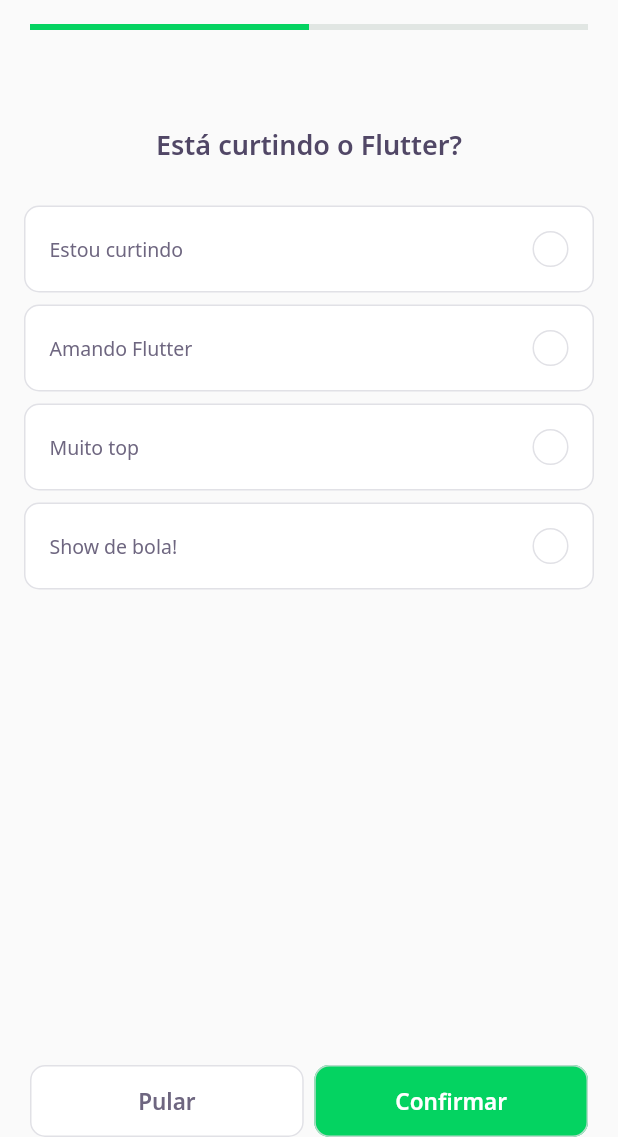
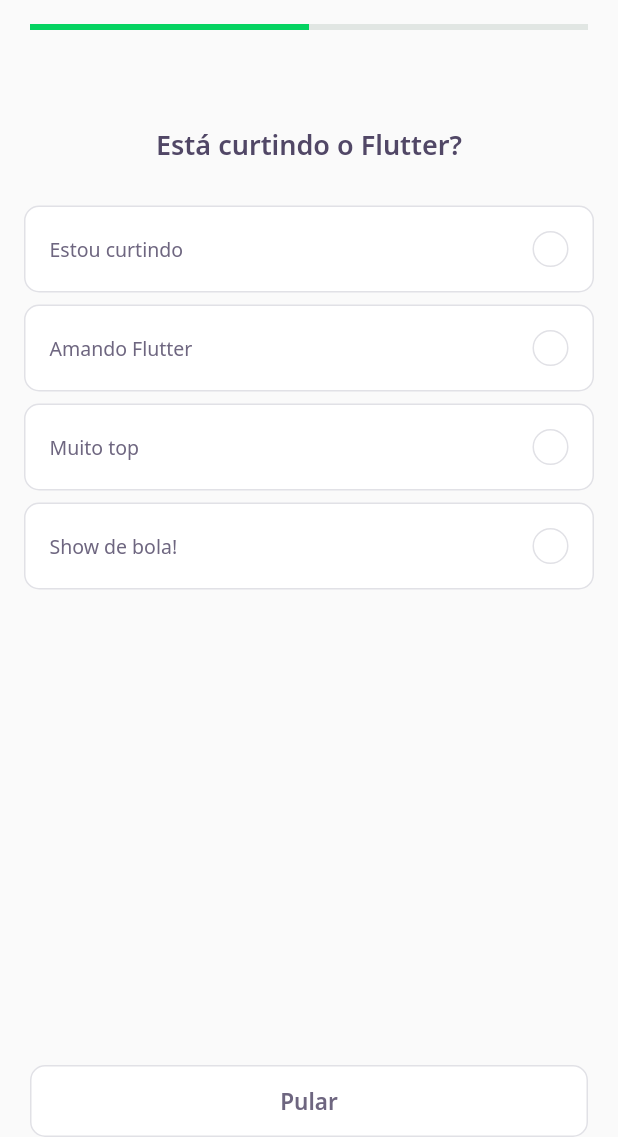
Before and after one commit to khalilpdev/devquiz, a Flutter app: the screen it shows after launch, after a tap on "NLW 5 Flutter", on a phone screen of 412 x 824 dp, the part 99-1236 px from its top. Run offline on Flutter 3.47's test engine with Material 2 defaults, Android fonts, the phone set to English and light mode, and no system bars; our stand-ins replace google_fonts; accounts and stored records are empty; network calls fail.

Commit message:
termino da challenge page validando funcao do clique e dos botoes de acordo com a qtd da pergunta

```diff
--- a/lib/challenge/challenge_page.dart
+++ b/lib/challenge/challenge_page.dart
@@ -25,6 +25,14 @@ class _ChallengePageState extends State<ChallengePage> {
     });
 
     super.initState();
+  }
+
+  void nextPage() {
+    if (controller.currentPage < widget.questions.length)
+      pageController.nextPage(
+        duration: Duration(milliseconds: 10),
+        curve: Curves.linear,
+      );
   }
 
   @override
@@ -59,7 +67,10 @@ class _ChallengePageState extends State<ChallengePage> {
         controller: pageController,
         children: widget.questions
             .map(
-              (e) => QuizWidget(question: e),
+              (e) => QuizWidget(
+                question: e,
+                onChange: nextPage,
+              ),
             )
             .toList(),
       ),
@@ -67,26 +78,28 @@ class _ChallengePageState extends State<ChallengePage> {
         bottom: true,
         child: Padding(
             padding: const EdgeInsets.symmetric(horizontal: 20),
-          child: Row(
-            mainAxisAlignment: MainAxisAlignment.spaceEvenly,
+            child: ValueListenableBuilder<int>(
+              valueListenable: controller.currentPageNotifier,
+              builder: (context, value, _) => Row(
+                mainAxisAlignment: MainAxisAlignment.spaceAround,
                 children: [
+                  if (value < widget.questions.length)
                     Expanded(
                         child: NextButtonWidget.white(
                       label: "Pular",
+                      onTap: nextPage,
+                    )),
+                  if (value == widget.questions.length)
+                    Expanded(
+                        child: NextButtonWidget.green(
+                      label: "Confirmar",
                       onTap: () {
-                  pageController.nextPage(
-                    duration: Duration(milliseconds: 10),
-                    curve: Curves.linear,
-                  );
+                        Navigator.pop(context);
                       },
                     )),
-              SizedBox(width: 7),
-              Expanded(
-                  child:
-                      NextButtonWidget.green(label: "Confirmar", onTap: () {})),
                 ],
               ),
-        ),
+            )),
       ),
     );
   }
--- a/lib/challenge/widgets/awnser/awnser_widget.dart
+++ b/lib/challenge/widgets/awnser/awnser_widget.dart
@@ -6,6 +6,7 @@ import 'package:flutter/material.dart';
 class AwnserWidget extends StatelessWidget {
   final AwnserModel anwser;
   final bool isSelected;
+  final bool disabled;
   final VoidCallback onTap;
 
   const AwnserWidget({
@@ -13,6 +14,7 @@ class AwnserWidget extends StatelessWidget {
     required this.anwser,
     this.isSelected = false,
     required this.onTap,
+    this.disabled = false,
   }) : super(key: key);
 
   Color get _selectedColorRight =>
@@ -36,6 +38,8 @@ class AwnserWidget extends StatelessWidget {
   Widget build(BuildContext context) {
     return Padding(
       padding: const EdgeInsets.symmetric(horizontal: 16, vertical: 4),
+      child: IgnorePointer(
+        ignoring: disabled,
         child: GestureDetector(
           onTap: onTap,
           child: Container(
@@ -44,7 +48,8 @@ class AwnserWidget extends StatelessWidget {
                 color: isSelected ? _selectedColorCardRight : AppColors.white,
                 borderRadius: BorderRadius.circular(10),
                 border: Border.fromBorderSide(BorderSide(
-                color: isSelected ? _selectedBorderCardRight : AppColors.border,
+                  color:
+                      isSelected ? _selectedBorderCardRight : AppColors.border,
                 ))),
             child: Row(
               mainAxisAlignment: MainAxisAlignment.spaceBetween,
@@ -52,8 +57,9 @@ class AwnserWidget extends StatelessWidget {
                 Expanded(
                   child: Text(
                     anwser.title,
-                  style:
-                      isSelected ? _selectedTextStyleRight : AppTextStyles.body,
+                    style: isSelected
+                        ? _selectedTextStyleRight
+                        : AppTextStyles.body,
                   ),
                 ),
                 Container(
@@ -81,6 +87,7 @@ class AwnserWidget extends StatelessWidget {
             ),
           ),
         ),
+      ),
     );
   }
 }
--- a/lib/challenge/widgets/quiz/quiz_widget.dart
+++ b/lib/challenge/widgets/quiz/quiz_widget.dart
@@ -6,8 +6,13 @@ import 'package:flutter/material.dart';
 
 class QuizWidget extends StatefulWidget {
   final QuestionModel question;
+  final VoidCallback onChange;
 
-  const QuizWidget({Key? key, required this.question}) : super(key: key);
+  const QuizWidget({
+    Key? key,
+    required this.question,
+    required this.onChange,
+  }) : super(key: key);
 
   @override
   _QuizWidgetState createState() => _QuizWidgetState();
@@ -32,10 +37,13 @@ class _QuizWidgetState extends State<QuizWidget> {
           for (var i = 0; i < widget.question.awnsers.length; i++)
             AwnserWidget(
                 anwser: awnser(i),
+                disabled: indexSelected != -1,
                 isSelected: indexSelected == i,
                 onTap: () {
                   indexSelected = i;
                   setState(() {});
+                  Future.delayed(Duration(seconds: 3))
+                      .then((value) => widget.onChange());
                 }),
         ],
       ),
```
Lines whose indentation alone changed are shown as unchanged.
